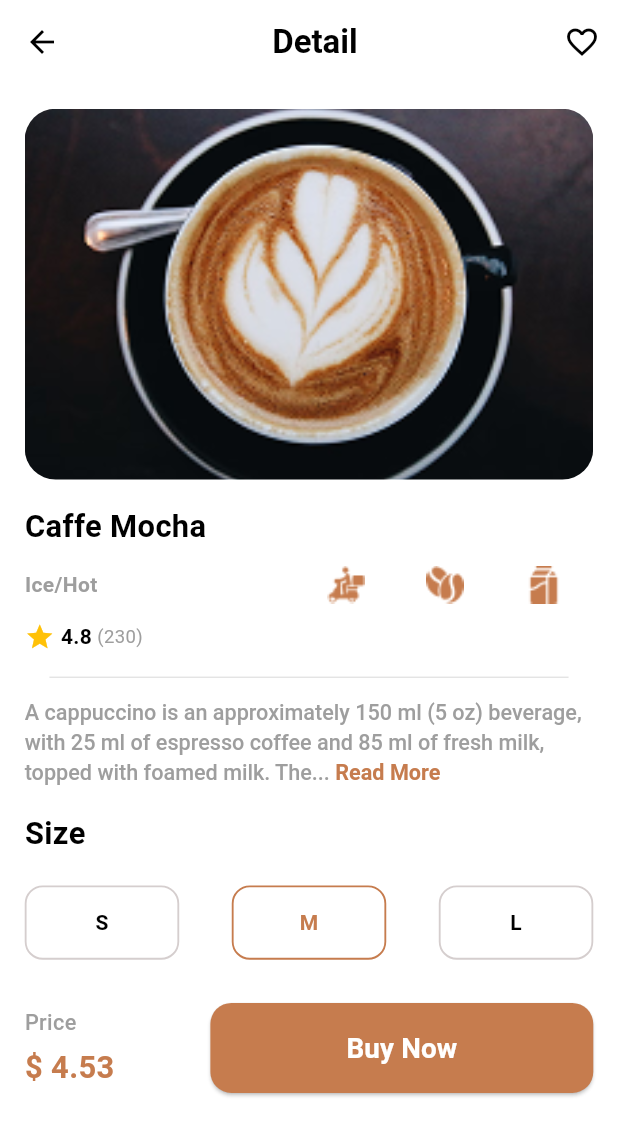
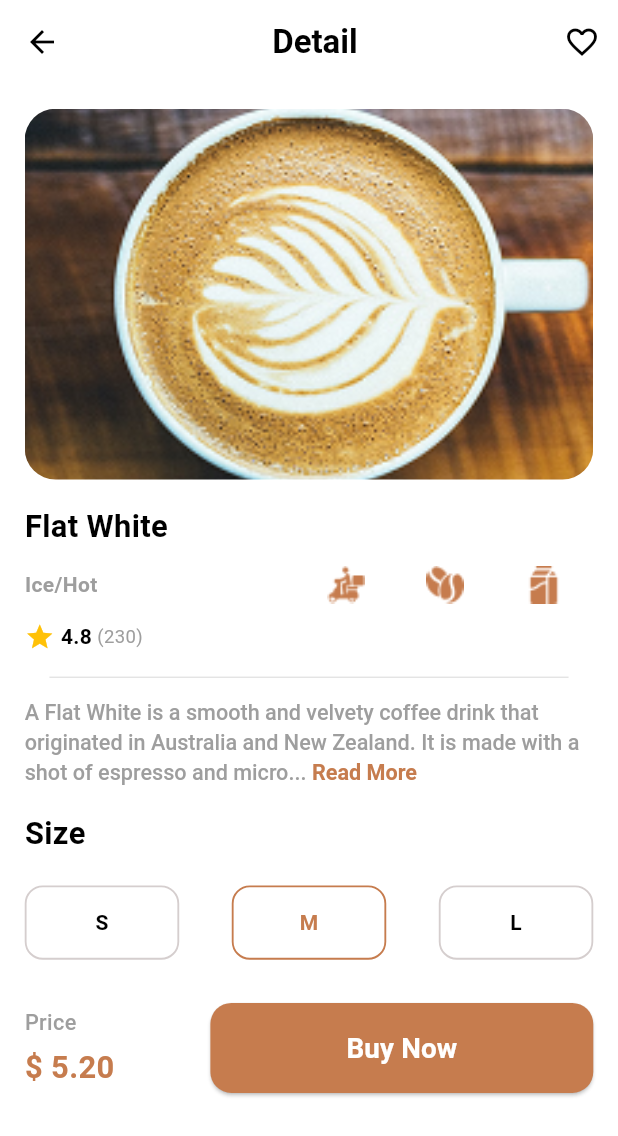
Before and after one commit to Elrmady09/caffeza, a Flutter app: the HomePage screen opened by its route, after a tap on "Flat White", on a phone screen of 412 x 824 dp. Shown: the top 1136 px of the screen. Run offline on Flutter 3.47's test engine with Material 3 defaults, Android fonts, the phone set to English and light mode, and no system bars.

Commit message:
edit product detail
edit CoffeeGrid
edit model add description
edit DetailPageadd description
The photo, name and price are now receiving data from the coffee card.

```diff
--- /dev/null
+++ b/lib/data/dummy_products.dart
@@ -0,0 +1,33 @@
+import '../core/constants/app_images.dart';
+import '../features/product_detail/data/models/product_model.dart';
+
+final List<ProductModel> dummyProducts = [
+  ProductModel(
+    name: "Caffe Mocha",
+    type: "Deep Foam",
+    price: "4.53",
+    image: AppImages.Imagecard_1,
+    description: "A Caffe Mocha is a chocolate-flavored variant of a caffe latte. It is typically made with espresso, steamed milk, and chocolate syrup or cocoa powder. It’s a sweet, rich, and creamy beverage, often topped with whipped cream or milk foam.",
+  ),
+  ProductModel(
+    name: "Flat White",
+    type: "Espresso Blend",
+    price: "5.20",
+    image: AppImages.Imagecard_2,
+    description: "A Flat White is a smooth and velvety coffee drink that originated in Australia and New Zealand. It is made with a shot of espresso and microfoamed milk, resulting in a creamy texture and balanced flavor without too much foam.",
+  ),
+  ProductModel(
+    name: "Latte",
+    type: "Creamy",
+    price: "4.90",
+    image: AppImages.Imagecard_3,
+    description: "A Latte, or 'Caffè Latte', is made with one shot of espresso and a generous amount of steamed milk. It’s topped with a light layer of foam and is known for its mild flavor and creamy texture, making it a popular choice for milk coffee lovers.",
+  ),
+  ProductModel(
+    name: "Cappuccino",
+    type: "Milk Foam",
+    price: "4.75",
+    image: AppImages.Imagecard_4,
+    description: "A Cappuccino is a balanced espresso-based beverage composed of equal parts espresso, steamed milk, and milk foam. It has a rich flavor with a thick, foamy top, and is often dusted with cocoa or cinnamon.",
+  ),
+];
--- a/lib/features/home/widgets/coffee_grid.dart
+++ b/lib/features/home/widgets/coffee_grid.dart
@@ -7,6 +7,7 @@ import '../../../core/widgets/General Text.dart';
 import '../../../routes/app_routes.dart';
 import '../../product_detail/data/models/product_model.dart';
 import '../../product_detail/logic/product_detail_provider.dart';
+import 'package:caffeza/data/dummy_products.dart';
 
 class CoffeeGrid extends StatelessWidget {
   const CoffeeGrid({super.key});
@@ -14,39 +15,12 @@ class CoffeeGrid extends StatelessWidget {
   @override
   Widget build(BuildContext context) {
     Size size = MediaQuery.of(context).size;
-    final List<Map<String, dynamic>> coffeeList = [
-      {
-        "name": "Caffe Mocha",
-        "type": "Deep Foam",
-        "price": 4.53,
-        "image": AppImages.Imagecard_1,
-      },
-      {
-        "name": "Flat White",
-        "type": "Espresso Blend",
-        "price": 5.20,
-        "image": AppImages.Imagecard_2,
-      },
-      {
-        "name": "Latte",
-        "type": "Creamy",
-        "price": 4.90,
-        "image": AppImages.Imagecard_3,
-      },
-      {
-        "name": "Cappuccino",
-        "type": "Milk Foam",
-        "price": 4.75,
-        "image": AppImages.Imagecard_4,
-      },
-    ];
-
     return Padding(
       padding: EdgeInsets.symmetric(horizontal: size.width * 0.03),
       child: GridView.builder(
         physics: const NeverScrollableScrollPhysics(),
         shrinkWrap: true,
-        itemCount: coffeeList.length,
+        itemCount: dummyProducts.length,
         gridDelegate: SliverGridDelegateWithFixedCrossAxisCount(
           crossAxisCount: 2,
           mainAxisExtent: size.height * 0.3,
@@ -54,18 +28,10 @@ class CoffeeGrid extends StatelessWidget {
           mainAxisSpacing: size.height * 0.02,
         ),
         itemBuilder: (context, index) {
-          final coffee = coffeeList[index];
+          final product = dummyProducts[index];
           return GestureDetector(
             onTap: (){
-              context.read<DetailProvider>().setSelectedCoffee(
-                ProductModel(
-                  name: coffee["name"],
-                  type: coffee["type"],
-                  price: coffee["price"],
-                  image: coffee["image"],
-                ),
-              );
-
+              context.read<DetailProvider>().setSelectedCoffee(product); // ✅ مباشر
               Navigator.pushNamed(context, AppRoutes.productdetail);
             },
             child: Container(
@@ -88,7 +54,7 @@ class CoffeeGrid extends StatelessWidget {
                   ClipRRect(
                     borderRadius: BorderRadius.circular(size.width * 0.03),
                     child: Image.asset(
-                      coffee["image"],
+                      product.image,
                       width: double.infinity,
                       height: size.height * 0.14,
                       fit: BoxFit.cover,
@@ -96,13 +62,13 @@ class CoffeeGrid extends StatelessWidget {
                   ),
                   HeightSpace(space: 0.015),
                   GeneralText(
-                      text: coffee["name"],
+                      text: product.name,
                       fontWeight: FontWeight.bold,
                     color:AppColors.black,
                   ),
                   HeightSpace(space: 0.005),
                   GeneralText(
-                    text: coffee["type"],
+                    text: product.type,
                     sizetext: size.width * 0.031,
                     color: Colors.grey,
                   ),
@@ -111,7 +77,7 @@ class CoffeeGrid extends StatelessWidget {
                     mainAxisAlignment: MainAxisAlignment.spaceBetween,
                     children: [
                       GeneralText(
-                        text: "\$ ${coffee["price"]}",
+                        text: "\$ ${product.price}",
                         fontWeight: FontWeight.bold,
                         sizetext: size.width * 0.04,
                         color: AppColors.black,
--- a/lib/features/product_detail/data/models/product_model.dart
+++ b/lib/features/product_detail/data/models/product_model.dart
@@ -1,13 +1,15 @@
 class ProductModel {
   final String name;
   final String type;
-  final double price;
+  final String price;
   final String image;
+  final String description;
 
   ProductModel({
     required this.name,
     required this.type,
     required this.price,
     required this.image,
+    required this.description,
   });
 }
--- a/lib/features/product_detail/presentation/product_detail_page.dart
+++ b/lib/features/product_detail/presentation/product_detail_page.dart
@@ -2,6 +2,7 @@ import 'package:caffeza/core/widgets/General%20Text.dart';
 import 'package:flutter/material.dart';
 import 'package:provider/provider.dart';
 import '../../../core/widgets/space.dart';
+import '../logic/product_detail_provider.dart';
 import '../widgets/detail_description.dart';
 import '../widgets/detail_image.dart';
 import '../widgets/detail_price_button.dart';
@@ -15,6 +16,7 @@ class DetailPage extends StatelessWidget {
   @override
   Widget build(BuildContext context) {
     Size size = MediaQuery.of(context).size;
+    final product = context.watch<DetailProvider>().selectedCoffee;
 
     return SafeArea(
       child: Scaffold(
@@ -49,7 +51,7 @@ class DetailPage extends StatelessWidget {
               HeightSpace(space: 0.02),
               Divider_Container(),
               HeightSpace(space: 0.015),
-              DetailDescription(),
+              DetailDescription(description: product.description),
               HeightSpace(space: 0.02),
               DetailSizeSelector(),
               HeightSpace(space: 0.035),
--- a/lib/features/product_detail/widgets/detail_description.dart
+++ b/lib/features/product_detail/widgets/detail_description.dart
@@ -4,7 +4,11 @@ import 'package:flutter/material.dart';
 import '../../../core/widgets/General Text.dart';
 
 class DetailDescription extends StatefulWidget {
-  const DetailDescription({super.key});
+  const DetailDescription({
+    super.key,
+    required this.description,
+  });
+  final String description;
 
   @override
   State<DetailDescription> createState() => _DetailDescriptionState();
@@ -15,11 +19,10 @@ class _DetailDescriptionState extends State<DetailDescription> {
 
   bool _isExpanded = false;
 
-  final String fullText =
-      "A cappuccino is an approximately 150 ml (5 oz) beverage, with 25 ml of espresso coffee and 85 ml of fresh milk, topped with foamed milk. The texture and taste depend on the skill of the barista. The milk is steamed to create a thick foam, and the espresso adds a rich coffee flavor...";
   @override
   Widget build(BuildContext context) {
     Size size = MediaQuery.of(context).size;
+    final String fullText = widget.description;
     final textStyle = TextStyle(
       fontSize: size.width * 0.035,
       color: Colors.grey[500],
@@ -32,8 +35,11 @@ class _DetailDescriptionState extends State<DetailDescription> {
         style: textStyle,
         children: [
           TextSpan(
-            text: _isExpanded ? fullText : '${fullText.substring(0, 140)}...',
+            text: _isExpanded || fullText.length <= 140
+                ? fullText
+                : '${fullText.substring(0, 140)}...',
           ),
+          if (fullText.length > 140) // ✅ أظهر "Read More" فقط إذا النص طويل
             TextSpan(
               text: _isExpanded ? ' Read Less' : ' Read More',
               style: TextStyle(
--- a/lib/features/product_detail/widgets/detail_image.dart
+++ b/lib/features/product_detail/widgets/detail_image.dart
@@ -1,11 +1,15 @@
 import 'package:caffeza/core/constants/app_images.dart';
 import 'package:flutter/material.dart';
+import 'package:provider/provider.dart';
+
+import '../logic/product_detail_provider.dart';
 
 class DetailImage extends StatelessWidget {
   const DetailImage({super.key});
 
   @override
   Widget build(BuildContext context) {
+    final coffee = context.watch<DetailProvider>().selectedCoffee;
     Size size = MediaQuery.of(context).size;
 
     return Container(
@@ -15,7 +19,7 @@ class DetailImage extends StatelessWidget {
       decoration: BoxDecoration(
         borderRadius: BorderRadius.circular(size.width * 0.05),
         image: DecorationImage(
-            image: AssetImage(AppImages.Imagecard_1),
+            image: AssetImage(coffee.image),
           fit: BoxFit.cover,
         ),
       ),
--- a/lib/features/product_detail/widgets/detail_price_button.dart
+++ b/lib/features/product_detail/widgets/detail_price_button.dart
@@ -1,12 +1,15 @@
 import 'package:flutter/material.dart';
+import 'package:provider/provider.dart';
 import '../../../core/constants/app_colors.dart';
 import '../../../core/widgets/General Text.dart';
+import '../logic/product_detail_provider.dart';
 
 class DetailPriceButton extends StatelessWidget {
   const DetailPriceButton({super.key});
 
   @override
   Widget build(BuildContext context) {
+    final coffee = context.watch<DetailProvider>().selectedCoffee;
     Size size = MediaQuery.of(context).size;
 
     return Row(
@@ -23,7 +26,7 @@ class DetailPriceButton extends StatelessWidget {
             ),
             GeneralText(
               padding: EdgeInsets.only(top: size.height * 0.005),
-              text: "\$ 4.53",
+              text: "\$ ${coffee.price}",
               fontWeight: FontWeight.bold,
               sizetext: size.width * 0.05,
               color: AppColors.primary,
--- a/lib/features/product_detail/widgets/detail_title_section.dart
+++ b/lib/features/product_detail/widgets/detail_title_section.dart
@@ -1,7 +1,9 @@
 import 'package:caffeza/core/constants/app_icons.dart';
 import 'package:flutter/material.dart';
+import 'package:provider/provider.dart';
 import '../../../core/constants/app_colors.dart';
 import '../../../core/widgets/General Text.dart';
+import '../logic/product_detail_provider.dart';
 import 'detail_feature_icon.dart';
 
 class DetailTitleSection extends StatelessWidget {
@@ -9,13 +11,14 @@ class DetailTitleSection extends StatelessWidget {
 
   @override
   Widget build(BuildContext context) {
+    final coffee = context.watch<DetailProvider>().selectedCoffee;
     Size size = MediaQuery.of(context).size;
 
     return Column(
       crossAxisAlignment: CrossAxisAlignment.start,
       children: [
         GeneralText(
-          text: "Caffe Mocha",
+          text: coffee.name,
           fontWeight: FontWeight.bold,
           color: AppColors.black,
           sizetext: size.width * 0.05,
```
Lines whose indentation alone changed are shown as unchanged.
